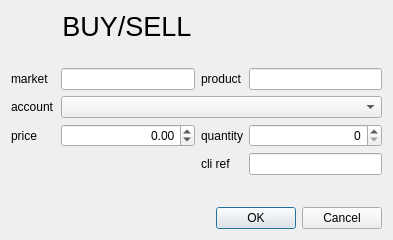
First picture: the form in src/qt_components/src/qeditorder.ui, repository jleahred/maiquel-toolkit-cpp, before the edit.
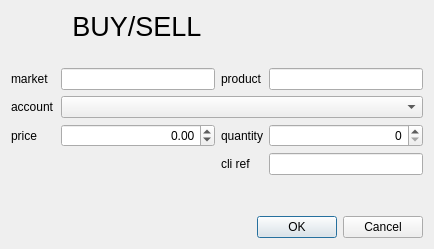
Second picture: the form after the edit. Icons and pictures are not drawn. Custom widgets are drawn as their Qt base class.

```diff
--- a/src/qt_components/src/qeditorder.ui
+++ b/src/qt_components/src/qeditorder.ui
@@ -6,10 +6,16 @@
    <rect>
     <x>0</x>
     <y>0</y>
-    <width>393</width>
-    <height>240</height>
+    <width>434</width>
+    <height>249</height>
    </rect>
   </property>
+  <property name="minimumSize">
+   <size>
+    <width>434</width>
+    <height>249</height>
+   </size>
+  </property>
   <property name="windowTitle">
    <string>order editor</string>
   </property>
```
